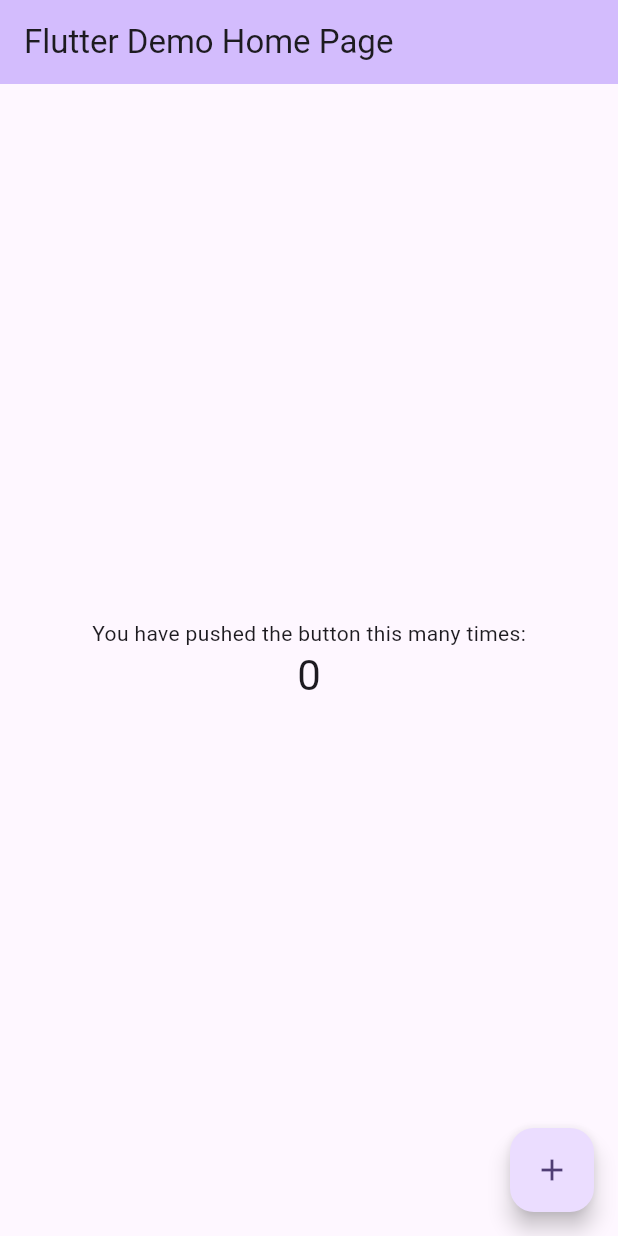
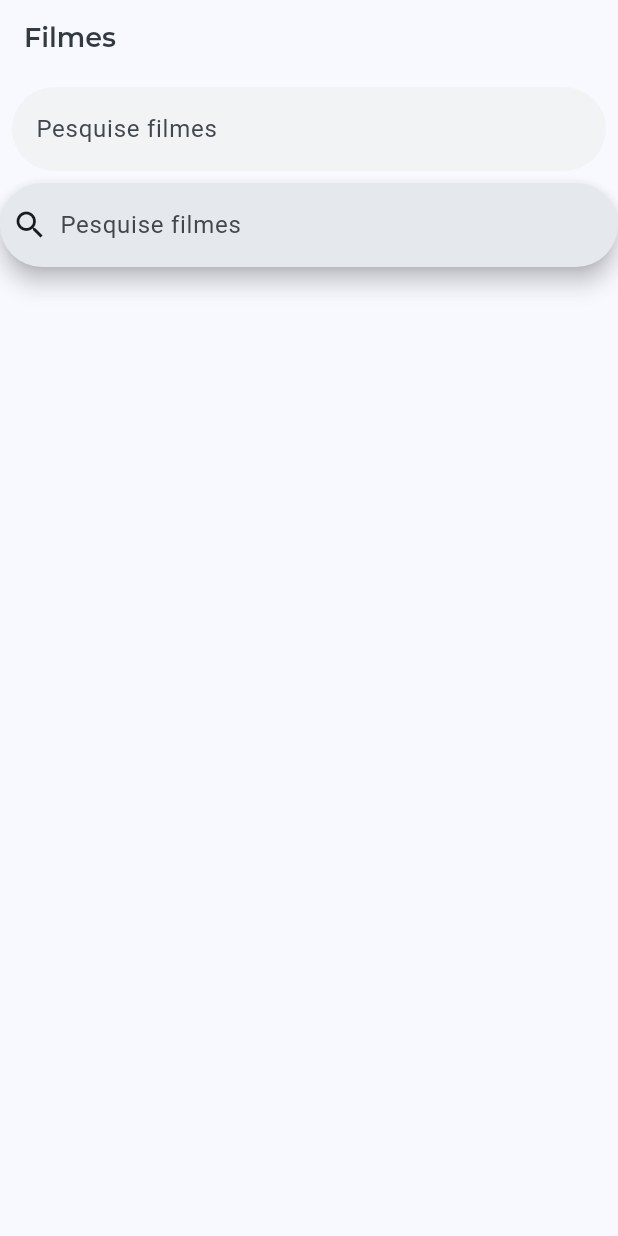
Before and after one commit to patrickmartx/film_reviewer, a Flutter app: the screen it shows after launch, on a phone screen of 412 x 824 dp. Run offline on Flutter 3.47's test engine with Material 3 defaults, Android fonts, the light colour scheme and no system bars; our stand-ins replace google_fonts.

Commit message:
TASK-2 - Criação da barra de pesquisas (não pronto)

```diff
--- a/lib/main.dart
+++ b/lib/main.dart
@@ -1,11 +1,13 @@
+import 'package:film_reviewer/pages/HomePage.dart';
 import 'package:flutter/material.dart';
+import 'package:google_fonts/google_fonts.dart';
 
 void main() {
-  runApp(const MyApp());
+  runApp(const FilmReviewer());
 }
 
-class MyApp extends StatelessWidget {
-  const MyApp({super.key});
+class FilmReviewer extends StatelessWidget {
+  const FilmReviewer({super.key});
 
   // This widget is the root of your application.
   @override
@@ -13,113 +15,11 @@
     return MaterialApp(
       title: 'Flutter Demo',
       theme: ThemeData(
-        // This is the theme of your application.
-        //
-        // TRY THIS: Try running your application with "flutter run". You'll see
-        // the application has a purple toolbar. Then, without quitting the app,
-        // try changing the seedColor in the colorScheme below to Colors.green
-        // and then invoke "hot reload" (save your changes or press the "hot
-        // reload" button in a Flutter-supported IDE, or press "r" if you used
-        // the command line to start the app).
-        //
-        // Notice that the counter didn't reset back to zero; the application
-        // state is not lost during the reload. To reset the state, use hot
-        // restart instead.
-        //
-        // This works for code too, not just values: Most code changes can be
-        // tested with just a hot reload.
-        colorScheme: ColorScheme.fromSeed(seedColor: Colors.deepPurple),
+        colorScheme: ColorScheme.fromSeed(seedColor: Color.fromRGBO(52, 58, 64, 1)),
+        // fontFamily: GoogleFonts.montserrat.toString(),
         useMaterial3: true,
       ),
-      home: const MyHomePage(title: 'Flutter Demo Home Page'),
+      home: const HomePage(),
     );
   }
 }
-
-class MyHomePage extends StatefulWidget {
-  const MyHomePage({super.key, required this.title});
-
-  // This widget is the home page of your application. It is stateful, meaning
-  // that it has a State object (defined below) that contains fields that affect
-  // how it looks.
-
-  // This class is the configuration for the state. It holds the values (in this
-  // case the title) provided by the parent (in this case the App widget) and
-  // used by the build method of the State. Fields in a Widget subclass are
-  // always marked "final".
-
-  final String title;
-
-  @override
-  State<MyHomePage> createState() => _MyHomePageState();
-}
-
-class _MyHomePageState extends State<MyHomePage> {
-  int _counter = 0;
-
-  void _incrementCounter() {
-    setState(() {
-      // This call to setState tells the Flutter framework that something has
-      // changed in this State, which causes it to rerun the build method below
-      // so that the display can reflect the updated values. If we changed
-      // _counter without calling setState(), then the build method would not be
-      // called again, and so nothing would appear to happen.
-      _counter++;
-    });
-  }
-
-  @override
-  Widget build(BuildContext context) {
-    // This method is rerun every time setState is called, for instance as done
-    // by the _incrementCounter method above.
-    //
-    // The Flutter framework has been optimized to make rerunning build methods
-    // fast, so that you can just rebuild anything that needs updating rather
-    // than having to individually change instances of widgets.
-    return Scaffold(
-      appBar: AppBar(
-        // TRY THIS: Try changing the color here to a specific color (to
-        // Colors.amber, perhaps?) and trigger a hot reload to see the AppBar
-        // change color while the other colors stay the same.
-        backgroundColor: Theme.of(context).colorScheme.inversePrimary,
-        // Here we take the value from the MyHomePage object that was created by
-        // the App.build method, and use it to set our appbar title.
-        title: Text(widget.title),
-      ),
-      body: Center(
-        // Center is a layout widget. It takes a single child and positions it
-        // in the middle of the parent.
-        child: Column(
-          // Column is also a layout widget. It takes a list of children and
-          // arranges them vertically. By default, it sizes itself to fit its
-          // children horizontally, and tries to be as tall as its parent.
-          //
-          // Column has various properties to control how it sizes itself and
-          // how it positions its children. Here we use mainAxisAlignment to
-          // center the children vertically; the main axis here is the vertical
-          // axis because Columns are vertical (the cross axis would be
-          // horizontal).
-          //
-          // TRY THIS: Invoke "debug painting" (choose the "Toggle Debug Paint"
-          // action in the IDE, or press "p" in the console), to see the
-          // wireframe for each widget.
-          mainAxisAlignment: MainAxisAlignment.center,
-          children: <Widget>[
-            const Text(
-              'You have pushed the button this many times:',
-            ),
-            Text(
-              '$_counter',
-              style: Theme.of(context).textTheme.headlineMedium,
-            ),
-          ],
-        ),
-      ),
-      floatingActionButton: FloatingActionButton(
-        onPressed: _incrementCounter,
-        tooltip: 'Increment',
-        child: const Icon(Icons.add),
-      ), // This trailing comma makes auto-formatting nicer for build methods.
-    );
-  }
-}
--- /dev/null
+++ b/lib/pages/HomePage.dart
@@ -0,0 +1,78 @@
+import 'package:flutter/material.dart';
+import 'package:flutter/widgets.dart';
+import 'package:google_fonts/google_fonts.dart';
+
+class HomePage extends StatefulWidget {
+  const HomePage({super.key});
+
+  @override
+  State<HomePage> createState() => _HomePageState();
+}
+
+class _HomePageState extends State<HomePage> {
+  String pageName = 'Filmes';
+
+  @override
+  Widget build(BuildContext context) {
+    return Scaffold(
+      appBar: AppBar(
+        toolbarHeight: 50,
+        title: Text(
+          pageName,
+          style: GoogleFonts.montserrat(
+              fontWeight: FontWeight.w600,
+              fontSize: 18.0,
+              height: 1.22,
+              color: Color.fromRGBO(52, 58, 64, 1),
+              //rgba(52, 58, 64, 1)
+              ),
+        ),
+      ),
+      body: Column(children: [
+        Container(
+          child: SearchBox(),
+        ),
+        Container(
+          child: SearchBar(
+            leading: Icon(Icons.search),
+            hintText: 'Pesquise filmes',
+          ),
+        )
+      ]),
+    );
+  }
+}
+
+class SearchBox extends StatelessWidget {
+  String searchText = '';
+
+  @override
+  Widget build(BuildContext context) {
+    return SizedBox(
+      // width: MediaQuery.of(context).size.width,
+      // height: MediaQuery.of(context).size.height,
+      child: Padding(
+        padding: const EdgeInsets.all(8.0),
+        child: Column(
+          mainAxisAlignment: MainAxisAlignment.start,
+          children: [
+            TextField(
+              onChanged: (text) {
+                searchText = text;
+              },
+              decoration: InputDecoration(
+                  labelText: 'Pesquise filmes',
+                  filled: true,
+                  fillColor: Color.fromRGBO(241, 243, 245, 1),
+                  // rgba(241, 243, 245, 1)
+                  border: OutlineInputBorder(
+                    borderRadius: BorderRadius.circular(100.0),
+                    borderSide: BorderSide.none,
+                  )),
+            ),
+          ],
+        ),
+      ),
+    );
+  }
+}
--- a/pubspec.yaml
+++ b/pubspec.yaml
@@ -35,6 +35,7 @@ dependencies:
   # The following adds the Cupertino Icons font to your application.
   # Use with the CupertinoIcons class for iOS style icons.
   cupertino_icons: ^1.0.6
+  google_fonts: ^6.2.1
 
 dev_dependencies:
   flutter_test:
```
Also changed, not shown: pubspec.lock, 2 other files.
